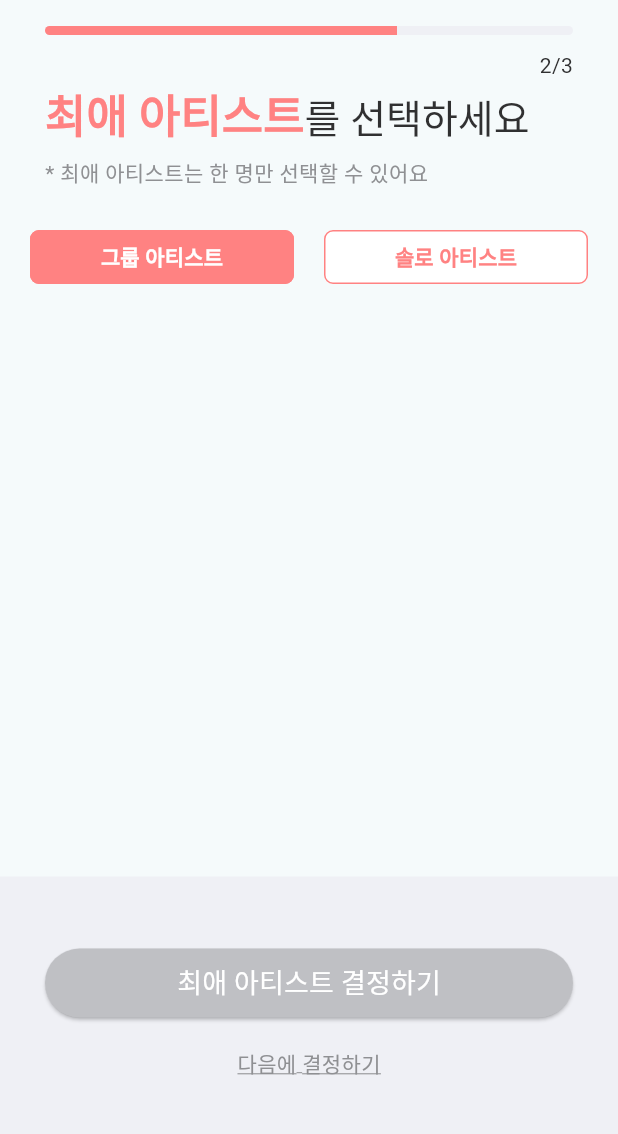
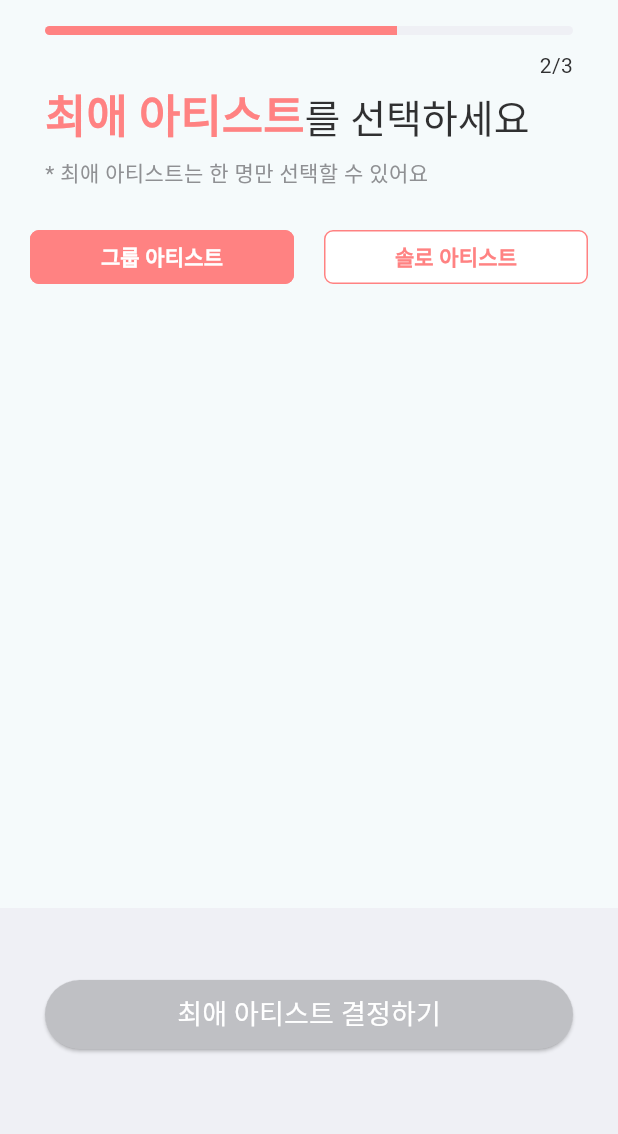
Before and after one commit to BirthdayCafe/Birca_Android, a Flutter app: the SelectFavoriteArtistScreen screen opened directly, on a phone screen of 412 x 824 dp, the part 58-1192 px from its top. Run offline on Flutter 3.47's test engine with Material 3 defaults, Android fonts, the phone set to English and light mode, and no system bars; our stand-ins replace card_swiper, dio, file_picker, flutter_dotenv, flutter_secure_storage, flutter_svg and 4 more; missing offline and left inert: kakao_flutter_sdk; accounts and stored records are empty; Roboto replaces fonts that are missing (Pretendard); project files that could hold a hidden picture were left out.

Commit message:
fix. 버튼 제거

```diff
--- a/lib/view/onboarding/select_favorite_artist_screen.dart
+++ b/lib/view/onboarding/select_favorite_artist_screen.dart
@@ -299,21 +299,21 @@ class SelectFavoriteArtistScreenState
                     },
                   )),
               const SizedBox(height: 20),
-              GestureDetector(
-                onTap: () {
-                  MaterialPageRoute(
-                      builder: (context) => const SelectInterestArtistScreen());
-                },
-                child: const Text(
-                  "다음에 결정하기",
-                  style: TextStyle(
-                    color: Palette.gray06,
-                    fontFamily: 'Pretendard',
-                    decoration: TextDecoration.underline,
-                    decorationColor: Palette.gray06,
-                  ),
-                ),
-              ),
+              // GestureDetector(
+              //   onTap: () {
+              //     MaterialPageRoute(
+              //         builder: (context) => const SelectInterestArtistScreen());
+              //   },
+              //   child: const Text(
+              //     "다음에 결정하기",
+              //     style: TextStyle(
+              //       color: Palette.gray06,
+              //       fontFamily: 'Pretendard',
+              //       decoration: TextDecoration.underline,
+              //       decorationColor: Palette.gray06,
+              //     ),
+              //   ),
+              // ),
               const SizedBox(height: 66),
             ],
           )));
```
Also changed, not shown: lib/view/onboarding/select_interest_artist_screen.dart (+16 -16 lines).
